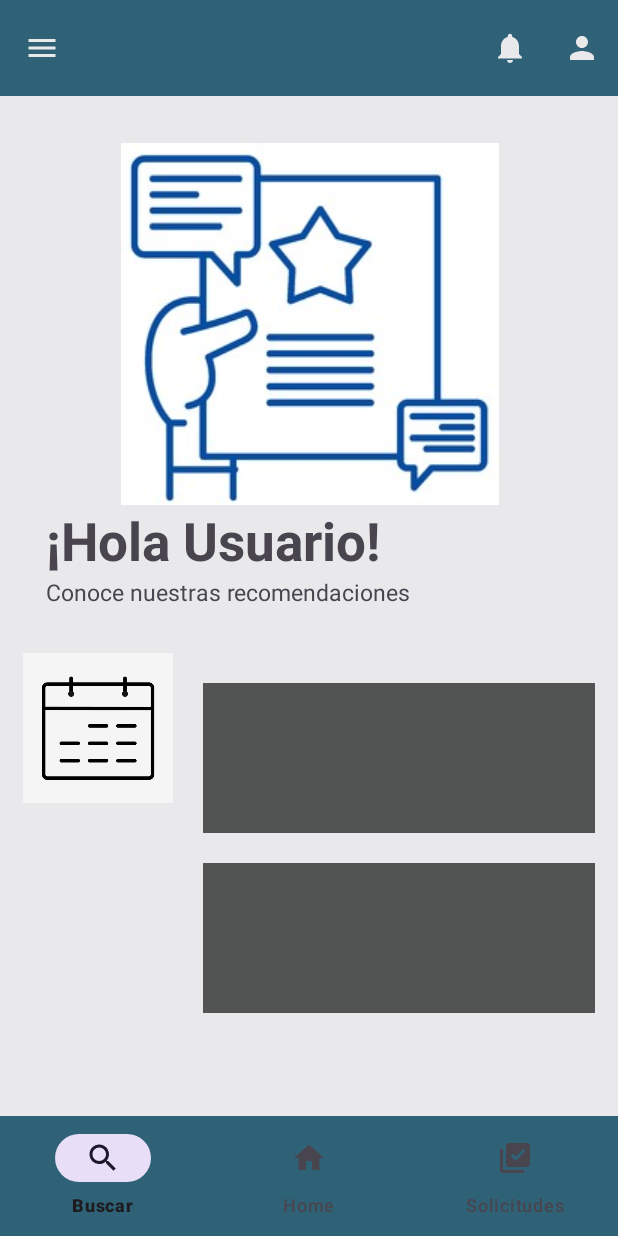
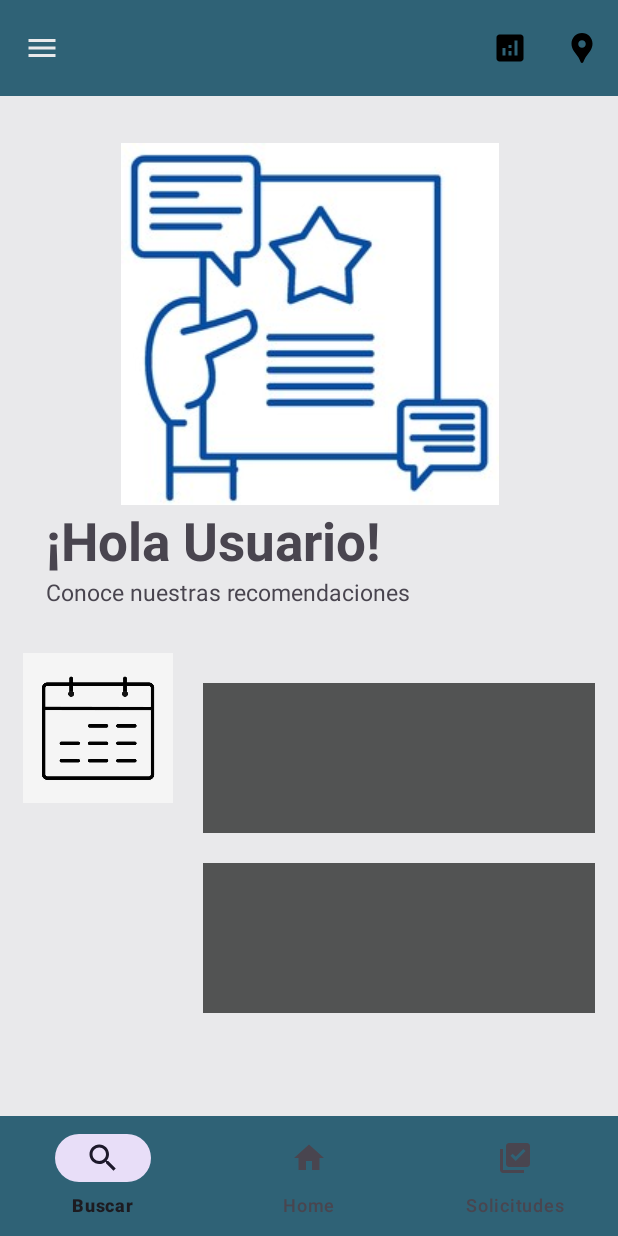
Before and after one commit to JairoAlan/EduXploraAndroid, an Android app: the screen it shows after launch (MainActivity), on a phone screen of 412 x 824 dp. Run offline under Robolectric (Android 15) with nearby library versions, the phone set to English and light mode, and no system bars.

Commit message:
Se cambiaron icones del nav_menu.xml

```diff
--- /dev/null
+++ b/app/src/main/res/drawable/_analytics_.xml
@@ -0,0 +1,5 @@
+<vector xmlns:android="http://schemas.android.com/apk/res/android" android:height="24dp" android:tint="#000000" android:viewportHeight="24" android:viewportWidth="24" android:width="24dp">
+
+    <path android:fillColor="@android:color/white" android:pathData="M19,3L5,3c-1.1,0 -2,0.9 -2,2v14c0,1.1 0.9,2 2,2h14c1.1,0 2,-0.9 2,-2L21,5c0,-1.1 -0.9,-2 -2,-2zM9,17L7,17v-5h2v5zM13,17h-2v-3h2v3zM13,12h-2v-2h2v2zM17,17h-2L15,7h2v10z"/>
+
+</vector>
--- /dev/null
+++ b/app/src/main/res/drawable/_location__.xml
@@ -0,0 +1,5 @@
+<vector xmlns:android="http://schemas.android.com/apk/res/android" android:height="24dp" android:tint="#000000" android:viewportHeight="24" android:viewportWidth="24" android:width="24dp">
+
+    <path android:fillColor="@android:color/white" android:pathData="M12,2L12,2C8.13,2 5,5.13 5,9c0,1.74 0.5,3.37 1.41,4.84c0.95,1.54 2.2,2.86 3.16,4.4c0.47,0.75 0.81,1.45 1.17,2.26C11,21.05 11.21,22 12,22h0c0.79,0 1,-0.95 1.25,-1.5c0.37,-0.81 0.7,-1.51 1.17,-2.26c0.96,-1.53 2.21,-2.85 3.16,-4.4C18.5,12.37 19,10.74 19,9C19,5.13 15.87,2 12,2zM12,11.75c-1.38,0 -2.5,-1.12 -2.5,-2.5s1.12,-2.5 2.5,-2.5s2.5,1.12 2.5,2.5S13.38,11.75 12,11.75z"/>
+
+</vector>
--- a/app/src/main/res/menu/nav_menu.xml
+++ b/app/src/main/res/menu/nav_menu.xml
@@ -4,13 +4,13 @@
 
     <item
         android:id="@+id/iNoti"
-        android:icon="@drawable/_notifications_"
+        android:icon="@drawable/_analytics_"
         android:title="Notificacion"
         app:showAsAction="ifRoom"/>
 
     <item
         android:id="@+id/iCuenta"
-        android:icon="@drawable/_person_"
+        android:icon="@drawable/_location__"
         android:title="Mi cuenta"
         app:showAsAction="ifRoom"/>
 
```
